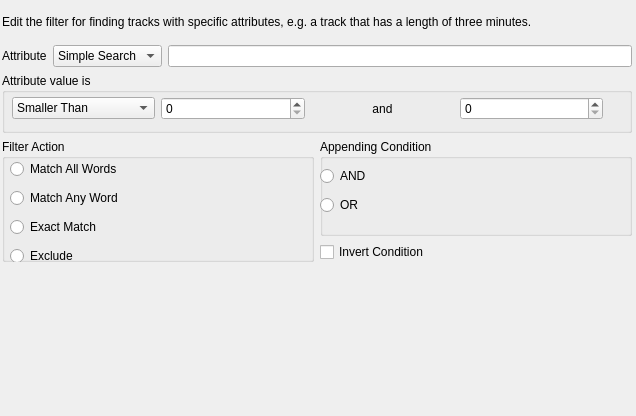
Before: the Qt Designer form src/dialogs/EditFilterDialog.ui in KDE/amarok, drawn with Qt 5.
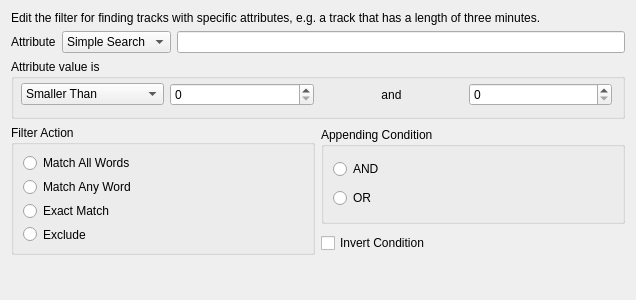
After: the same form once the commit is applied. Custom widgets are drawn as their Qt base class.

Commit message:
Fixed layout of the Edit Filter dialog. Now it resizes correctly.
Major thanks to Cyrille Berger for helping with this one :)

Patch:
```diff
--- a/src/dialogs/EditFilterDialog.ui
+++ b/src/dialogs/EditFilterDialog.ui
@@ -6,7 +6,7 @@
     <x>0</x>
     <y>0</y>
     <width>636</width>
-    <height>416</height>
+    <height>300</height>
    </rect>
   </property>
   <property name="minimumSize" >
@@ -24,20 +24,8 @@
   <property name="windowTitle" >
    <string>Form</string>
   </property>
-  <widget class="QWidget" name="layoutWidget" >
-   <property name="geometry" >
-    <rect>
-     <x>2</x>
-     <y>5</y>
-     <width>630</width>
-     <height>401</height>
-    </rect>
-   </property>
-   <layout class="QVBoxLayout" name="verticalLayout" >
-    <property name="sizeConstraint" >
-     <enum>QLayout::SetMaximumSize</enum>
-    </property>
-    <item>
+  <layout class="QGridLayout" name="gridLayout" >
+   <item row="0" column="0" colspan="2" >
      <widget class="QLabel" name="mainLabel" >
       <property name="sizePolicy" >
        <sizepolicy vsizetype="Fixed" hsizetype="Preferred" >
@@ -56,7 +44,7 @@
       </property>
      </widget>
     </item>
-    <item>
+   <item row="1" column="0" colspan="2" >
      <layout class="QHBoxLayout" name="keywordLayout" >
       <property name="sizeConstraint" >
        <enum>QLayout::SetMaximumSize</enum>
@@ -132,7 +120,7 @@
       </item>
      </layout>
     </item>
-    <item>
+   <item row="2" column="0" colspan="2" >
      <widget class="QGroupBox" name="groupBox" >
       <property name="sizePolicy" >
        <sizepolicy vsizetype="Maximum" hsizetype="Preferred" >
@@ -214,10 +202,14 @@
       </widget>
      </widget>
     </item>
-    <item>
-     <layout class="QHBoxLayout" name="horizontalLayout_2" >
-      <item>
+   <item rowspan="2" row="3" column="0" >
        <widget class="QGroupBox" name="groupBox_2" >
+     <property name="sizePolicy" >
+      <sizepolicy vsizetype="Expanding" hsizetype="Preferred" >
+       <horstretch>0</horstretch>
+       <verstretch>0</verstretch>
+      </sizepolicy>
+     </property>
         <property name="maximumSize" >
          <size>
           <width>316</width>
@@ -227,16 +219,7 @@
         <property name="title" >
          <string>Filter Action</string>
         </property>
-        <widget class="QWidget" name="layoutWidget" >
-         <property name="geometry" >
-          <rect>
-           <x>8</x>
-           <y>17</y>
-           <width>130</width>
-           <height>114</height>
-          </rect>
-         </property>
-         <layout class="QVBoxLayout" name="ratioLayout" >
+     <layout class="QVBoxLayout" name="verticalLayout_2" >
           <item>
            <widget class="QRadioButton" name="matchAll" >
             <property name="toolTip" >
@@ -279,12 +262,15 @@
           </item>
          </layout>
         </widget>
-       </widget>
-      </item>
-      <item>
-       <layout class="QVBoxLayout" name="otherOptionsLayout" >
-        <item>
+   </item>
+   <item row="3" column="1" >
          <widget class="QGroupBox" name="groupBox_3" >
+     <property name="sizePolicy" >
+      <sizepolicy vsizetype="Expanding" hsizetype="Preferred" >
+       <horstretch>0</horstretch>
+       <verstretch>0</verstretch>
+      </sizepolicy>
+     </property>
           <property name="maximumSize" >
            <size>
             <width>313</width>
@@ -294,16 +280,7 @@
           <property name="title" >
            <string>Appending Condition</string>
           </property>
-          <widget class="QWidget" name="layoutWidget" >
-           <property name="geometry" >
-            <rect>
-             <x>0</x>
-             <y>24</y>
-             <width>60</width>
-             <height>56</height>
-            </rect>
-           </property>
-           <layout class="QVBoxLayout" name="ratioLayout2" >
+     <layout class="QVBoxLayout" name="verticalLayout_3" >
             <item>
              <widget class="QRadioButton" name="andButton" >
               <property name="toolTip" >
@@ -325,10 +302,11 @@
              </widget>
             </item>
            </layout>
-          </widget>
-         </widget>
-        </item>
-        <item>
+     <zorder>layoutWidget</zorder>
+     <zorder>orButton</zorder>
+    </widget>
+   </item>
+   <item row="4" column="1" >
          <widget class="QCheckBox" name="invertButton" >
           <property name="toolTip" >
            <string>Check this box to negate the defined filter condition</string>
@@ -341,12 +319,23 @@
           </property>
          </widget>
         </item>
-       </layout>
-      </item>
-     </layout>
-    </item>
-   </layout>
-  </widget>
+   <item row="5" column="0" colspan="2" >
+    <spacer name="verticalSpacer" >
+     <property name="orientation" >
+      <enum>Qt::Vertical</enum>
+     </property>
+     <property name="sizeType" >
+      <enum>QSizePolicy::Expanding</enum>
+     </property>
+     <property name="sizeHint" stdset="0" >
+      <size>
+       <width>20</width>
+       <height>40</height>
+      </size>
+     </property>
+    </spacer>
+   </item>
+  </layout>
  </widget>
  <customwidgets>
   <customwidget>
```
Lines whose indentation alone changed are shown as unchanged. The commit also changes 1 other file.
